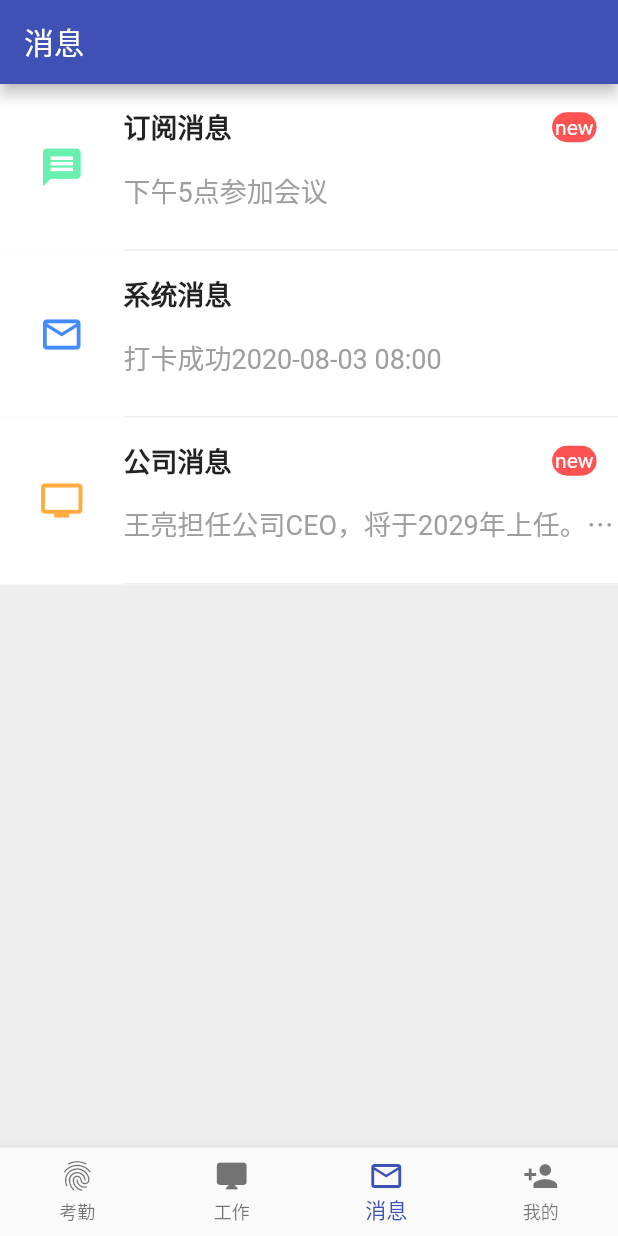
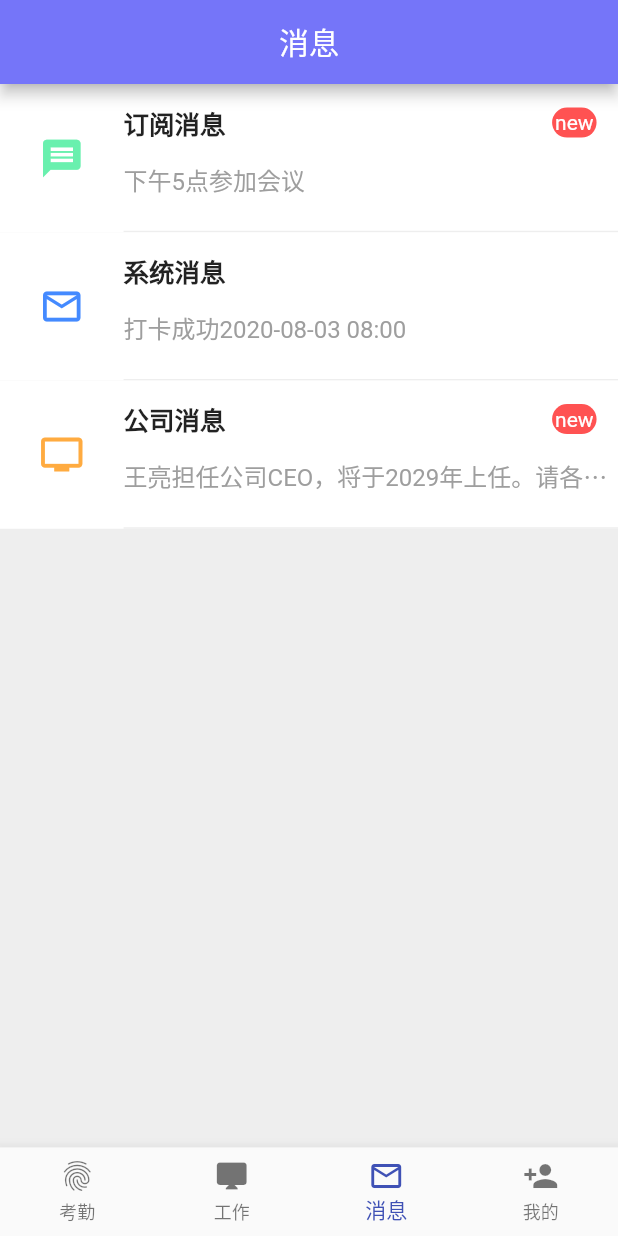
Before and after one commit to pidandan/Flutter-Work, a Flutter app: the screen it shows after launch, item 3 of the bottom bar chosen, on a phone screen of 412 x 824 dp. Run offline on Flutter 3.47's test engine with Material 2 defaults, Android fonts, the phone set to English and light mode, and no system bars; our stand-ins replace flutter_screenutil.

```diff
--- a/workingHours/lib/pages/attendance/attendance_page.dart
+++ b/workingHours/lib/pages/attendance/attendance_page.dart
@@ -1,6 +1,7 @@
 import 'package:flutter/material.dart';
 import './attendance_header.dart';
 import './attendance_work.dart';
+import '../public/color_help.dart';
 // 考勤主页
 class AttendancePage extends StatefulWidget {
   AttendancePage({Key key}) : super(key: key);
@@ -19,7 +20,7 @@ class _AttendancePageState extends State<AttendancePage> {
             style:TextStyle(color:Colors.white) ,
             ),
           centerTitle: true,
-          backgroundColor: Colors.indigo,
+          backgroundColor: HepColor("#7575F9"),
         ),
       body: SingleChildScrollView(
         child: Column(
--- a/workingHours/lib/pages/news/news_list.dart
+++ b/workingHours/lib/pages/news/news_list.dart
@@ -46,7 +46,7 @@ class _NewsListState extends State<NewsList> {
   // 左侧icon图标展示
   Widget _leftIcon(String type) {
     return Container(
-      height: ScreenUtil().setHeight(180),
+      height: ScreenUtil().setHeight(160),
       width: ScreenUtil().setWidth(150),
       alignment: Alignment.center,
       child: type == 'notice'
@@ -72,7 +72,7 @@ class _NewsListState extends State<NewsList> {
   // 右侧消息的展示布局
   Widget _rightInfo(item) {
     return Container(
-      height: ScreenUtil().setHeight(180),
+      height: ScreenUtil().setHeight(160),
       width: ScreenUtil().setWidth(600),
       decoration: BoxDecoration(
           border:
@@ -81,12 +81,12 @@ class _NewsListState extends State<NewsList> {
         children: <Widget>[
           _topTitle(item),
           Container(
-            height: ScreenUtil().setHeight(80),
+            height: ScreenUtil().setHeight(70),
             alignment: Alignment.topLeft,
             padding: EdgeInsets.only(top: 2.0),
             child: Text(
               item['news'],
-              style: TextStyle(fontSize: 18, color: Colors.grey),
+              style: TextStyle(fontSize: 16, color: Colors.grey),
               overflow: TextOverflow.ellipsis,
               maxLines: 1,
             ),
@@ -99,7 +99,7 @@ class _NewsListState extends State<NewsList> {
   // 消息标题头
   Widget _topTitle(item) {
     return Container(
-      height: ScreenUtil().setHeight(90),
+      height: ScreenUtil().setHeight(80),
       alignment: Alignment.centerLeft,
       padding: EdgeInsets.only(top: 2.0),
       child: Row(
@@ -110,7 +110,7 @@ class _NewsListState extends State<NewsList> {
               item['type'] == 'notice'
                   ? '订阅消息'
                   : item['type'] == 'system' ? '系统消息' : '公司消息',
-              style: TextStyle(fontSize: 18, fontWeight: FontWeight.w600, color: Colors.black87),
+              style: TextStyle(fontSize: 17, fontWeight: FontWeight.w600, color: Colors.black87),
             ),
           ),
           item['isNew']
--- a/workingHours/lib/pages/news/news_page.dart
+++ b/workingHours/lib/pages/news/news_page.dart
@@ -1,5 +1,6 @@
 import 'package:flutter/material.dart';
 import './news_list.dart';
+import '../public/color_help.dart';
 class NewsPage extends StatefulWidget {
   NewsPage({Key key}) : super(key: key);
 
@@ -11,7 +12,14 @@ class _NewsPageState extends State<NewsPage> {
   @override
   Widget build(BuildContext context) {
     return Scaffold(
-      appBar: AppBar(title: Text('消息')),
+   appBar: AppBar(
+           title: Text(
+            '消息',
+            style:TextStyle(color:Colors.white) ,
+            ),
+          centerTitle: true,
+           backgroundColor: HepColor("#7575F9"),
+          ),
       body: Container(
         color: Colors.grey[200],
         child: NewsList(),
--- /dev/null
+++ b/workingHours/lib/pages/public/color_help.dart
@@ -0,0 +1,13 @@
+import 'package:flutter/material.dart';
+
+class HepColor extends Color{
+   static int _getColorFromHex(String hexColor) {
+    hexColor = hexColor.toUpperCase().replaceAll("#", "");
+    if (hexColor.length == 6) {
+      hexColor = "FF" + hexColor;
+    }
+    return int.parse(hexColor, radix: 16);
+  }
+
+  HepColor(final String hexColor) : super(_getColorFromHex(hexColor));
+}
--- a/workingHours/pubspec.yaml
+++ b/workingHours/pubspec.yaml
@@ -59,7 +59,8 @@ flutter:
 
   # To add assets to your application, add an assets section, like this:
   assets:
-    - images/logo.png
+    - images/beijing.png
+    - images/touxiang.png
 
 
   # An image asset can refer to one or more resolution-specific "variants", see
```
Also changed, not shown: workingHours/lib/pages/attendance/attendance_header.dart (+6 -20 lines), workingHours/lib/pages/mine/mine_info.dart (+58 -27 lines), workingHours/lib/pages/mine/mine_operate.dart (+80 -0 lines), workingHours/lib/pages/mine/mine_page.dart (+11 -2 lines), workingHours/lib/pages/work/work_page.dart (+9 -1 lines), workingHours/images/beijing.png (added), workingHours/images/touxiang.png (added).
